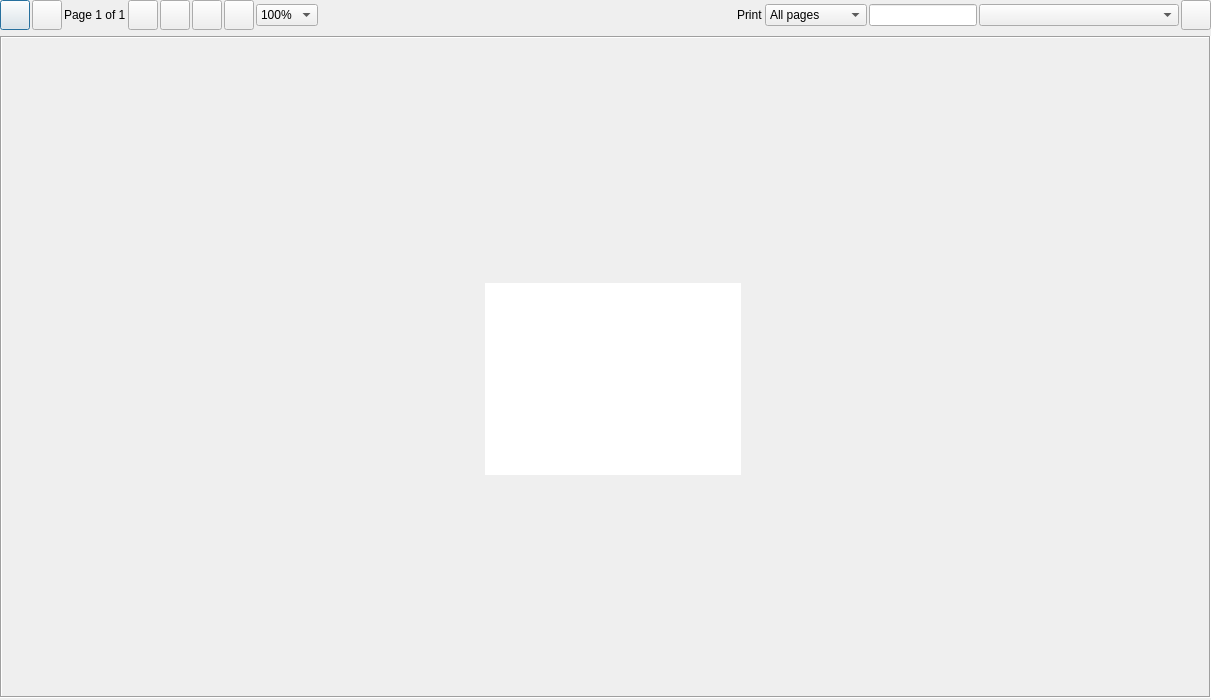
Before: the Qt Designer form Print/pprintpreview.ui in End1-1/Resort, drawn with Qt 5.
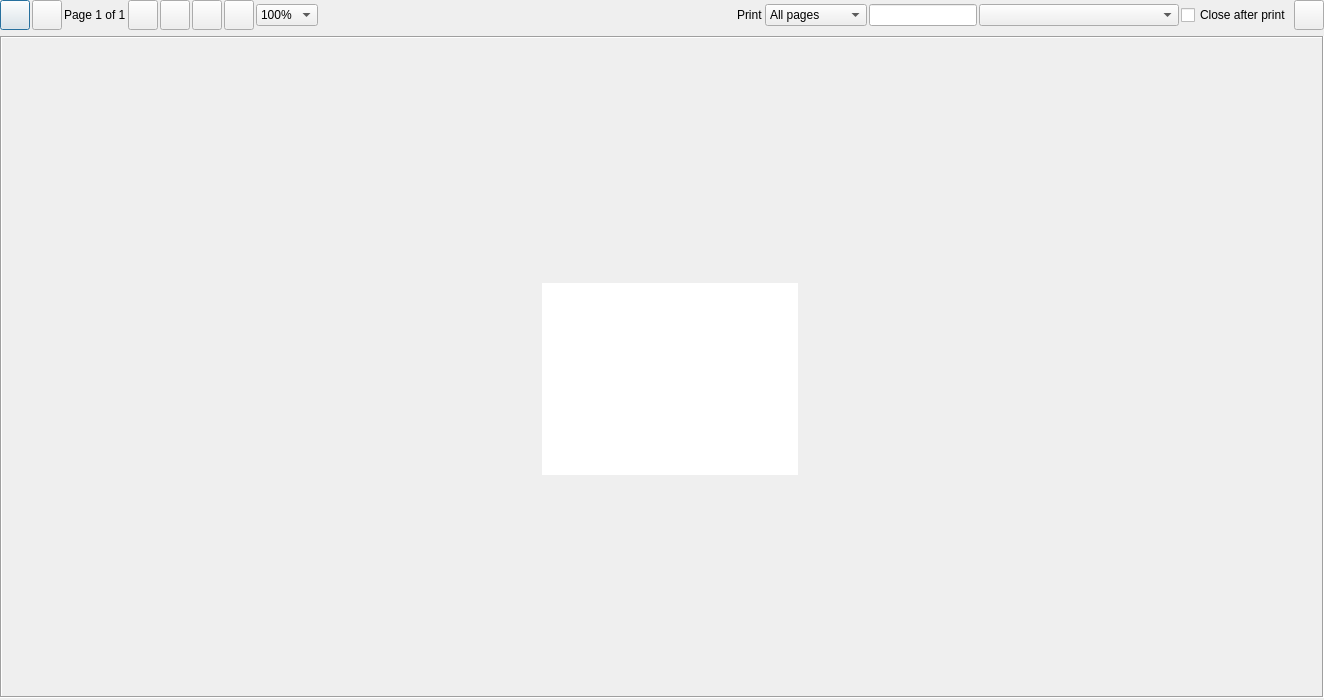
After: the same form once the commit is applied. Icons and pictures are not drawn.

```diff
--- a/Print/pprintpreview.ui
+++ b/Print/pprintpreview.ui
@@ -6,7 +6,7 @@
    <rect>
     <x>0</x>
     <y>0</y>
-    <width>957</width>
+    <width>1208</width>
     <height>700</height>
    </rect>
   </property>
@@ -337,6 +337,13 @@
         </property>
        </widget>
       </item>
+      <item>
+       <widget class="QCheckBox" name="chCloseAfterPrint">
+        <property name="text">
+         <string>Close after print</string>
+        </property>
+       </widget>
+      </item>
       <item>
        <widget class="QPushButton" name="btnPrint">
         <property name="minimumSize">
@@ -403,7 +410,7 @@
           <rect>
            <x>0</x>
            <y>0</y>
-           <width>953</width>
+           <width>1204</width>
            <height>658</height>
           </rect>
          </property>
```
